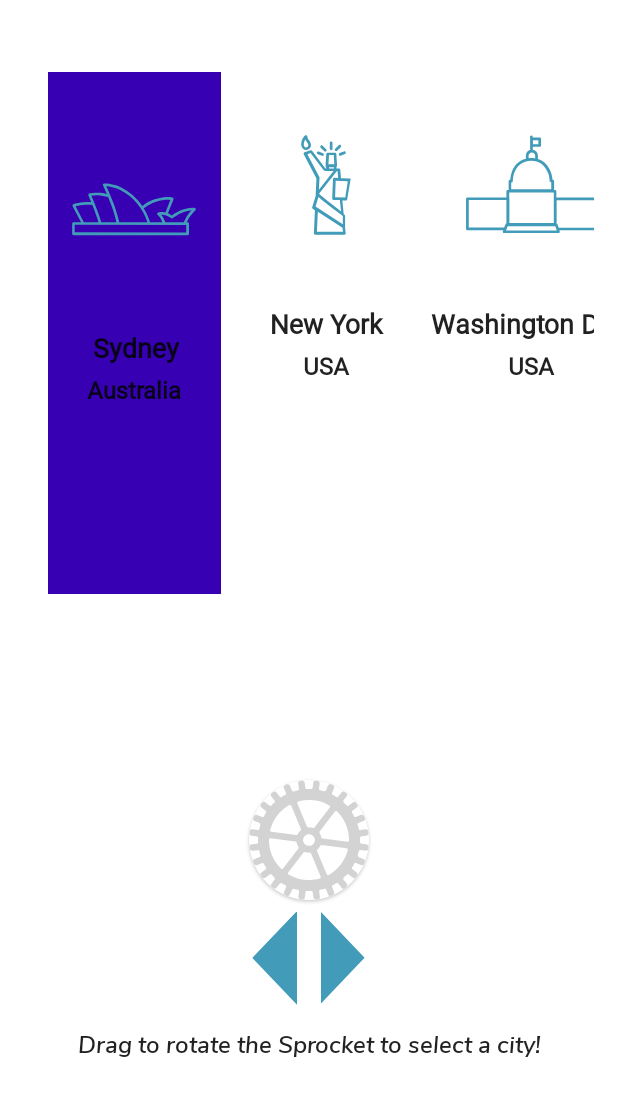
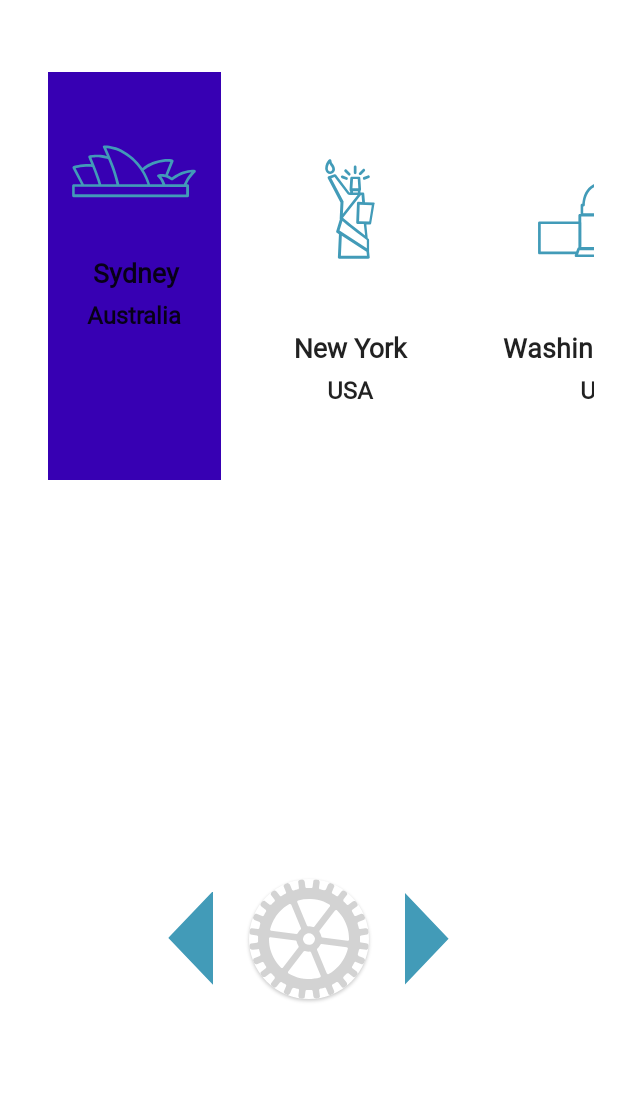
Before and after one commit to poppito/SprocketWeather, an Android app built with Jetpack Compose: the screen it shows after launch (MainActivity), after a tap on "Left", on a phone screen of 412 x 824 dp. Shown: the top 1096 px of the screen. Run offline under Robolectric (Android 15) with nearby library versions, the phone set to English and light mode, and no system bars; Roboto replaces fonts that are not available here.

Commit message:
fix issue with selection

```diff
--- a/app/src/main/java/com/example/androiddevchallenge/MainActivity.kt
+++ b/app/src/main/java/com/example/androiddevchallenge/MainActivity.kt
@@ -105,15 +105,36 @@ private fun Sprocket(
     selection: MutableState<Int>
 ) {
     val rotation = remember { mutableStateOf(0f) }
-    Column(
+    Row(
         modifier = Modifier
             .padding(16.dp)
             .fillMaxSize(),
-        horizontalAlignment = Alignment.CenterHorizontally
+        verticalAlignment = Alignment.CenterVertically,
+        horizontalArrangement = Arrangement.Center
     ) {
+        Image(
+            painter = painterResource(id = R.drawable.btn_left),
+            contentDescription = stringResource(
+                id = R.string.cd_btn_left
+            ),
+            modifier = Modifier
+                .clickable {
+                    if (selection.value > 0) {
+                        selection.value = selection.value - 1
+                        rotation.value = rotation.value - ROTATION_ANGLE
+                    }
+                    coroutineScope.launch {
+                        listState.scrollToItem(
+                            index = selection.value
+                        )
+                    }
+                }
+                .padding(8.dp)
+        )
         Card(
             modifier = Modifier
                 .rotate(rotation.value)
+                .padding(16.dp)
                 .clickable(
                     onClick = {
                         // TODO
@@ -126,27 +147,6 @@ private fun Sprocket(
                 contentDescription = stringResource(id = R.string.cd_sprocket)
             )
         }
-
-        Row {
-            Image(
-                painter = painterResource(id = R.drawable.btn_left),
-                contentDescription = stringResource(
-                    id = R.string.cd_btn_left
-                ),
-                modifier = Modifier
-                    .clickable {
-                        if (selection.value > 0) {
-                            selection.value = selection.value - 1
-                            rotation.value = rotation.value - ROTATION_ANGLE
-                        }
-                        coroutineScope.launch {
-                            listState.animateScrollToItem(
-                                index = selection.value
-                            )
-                        }
-                    }
-                    .padding(8.dp)
-            )
         Image(
             painter = painterResource(id = R.drawable.btn_right),
             contentDescription = stringResource(
@@ -165,16 +165,6 @@ private fun Sprocket(
                     }
                 }
                 .padding(8.dp)
-            )
-        }
-
-        Text(
-            text = stringResource(id = R.string.txt_sprocket_instructions),
-            modifier = Modifier
-                .padding(top = 8.dp)
-                .fillMaxWidth(),
-            textAlign = TextAlign.Center,
-            style = MaterialTheme.typography.caption
         )
     }
 }
@@ -206,7 +196,7 @@ private fun City(data: Models.CityItem, selected: Boolean = false) {
     Column(
         modifier = Modifier
             .fillMaxWidth()
-            .fillMaxHeight(0.5f)
+            .fillMaxHeight(0.4f)
             .padding(16.dp),
         horizontalAlignment = Alignment.CenterHorizontally
     ) {
@@ -216,6 +206,43 @@ private fun City(data: Models.CityItem, selected: Boolean = false) {
                     .fillMaxSize()
                     .background(color = MaterialTheme.colors.primaryVariant)
             ) {
+                Column(
+                    Modifier
+                        .padding(16.dp)
+                        .fillMaxSize()
+                        .fillMaxHeight(),
+                    horizontalAlignment = Alignment.CenterHorizontally
+                ) {
+                    Image(
+                        painter = painterResource(id = data.img),
+                        contentDescription = stringResource(id = R.string.cd_city_img, data.name),
+                        contentScale = ContentScale.Fit,
+                        modifier = Modifier
+                            .fillMaxWidth(0.8f)
+                            .height(100.dp)
+                            .zIndex(1f)
+                    )
+                    Text(
+                        text = data.name.capitalCase(),
+                        modifier = Modifier
+                            .padding(top = 8.dp)
+                            .fillMaxWidth()
+                            .zIndex(1f),
+                        textAlign = TextAlign.Center,
+                        style = MaterialTheme.typography.h1
+                    )
+                    Text(
+                        text = data.country.capitalCase(),
+                        modifier = Modifier
+                            .padding(top = 8.dp)
+                            .fillMaxWidth()
+                            .zIndex(1f),
+                        textAlign = TextAlign.Center,
+                        style = MaterialTheme.typography.h2
+                    )
+                }
+            }
+        } else {
             Column(
                 Modifier
                     .padding(16.dp)
@@ -252,35 +279,6 @@ private fun City(data: Models.CityItem, selected: Boolean = false) {
                 )
             }
         }
-        } else {
-            Image(
-                painter = painterResource(id = data.img),
-                contentDescription = stringResource(id = R.string.cd_city_img, data.name),
-                contentScale = ContentScale.Fit,
-                modifier = Modifier
-                    .fillMaxWidth(0.8f)
-                    .height(150.dp)
-                    .zIndex(1f)
-            )
-            Text(
-                text = data.name.capitalCase(),
-                modifier = Modifier
-                    .padding(top = 8.dp)
-                    .fillMaxWidth()
-                    .zIndex(1f),
-                textAlign = TextAlign.Center,
-                style = MaterialTheme.typography.h1
-            )
-            Text(
-                text = data.country.capitalCase(),
-                modifier = Modifier
-                    .padding(top = 8.dp)
-                    .fillMaxWidth()
-                    .zIndex(1f),
-                textAlign = TextAlign.Center,
-                style = MaterialTheme.typography.h2
-            )
-        }
     }
 }
 
--- a/app/src/main/res/values/strings.xml
+++ b/app/src/main/res/values/strings.xml
@@ -12,7 +12,6 @@
     <string name="app_name">Sprocket Weather</string>
     <string name="cd_city_img">Forecast for %1$s</string>
     <string name="cd_sprocket">Drag right to rotate</string>
-    <string name="txt_sprocket_instructions">Drag to rotate the Sprocket to select a city!</string>
     <string name="txt_selected">Selected</string>
     <string name="cd_btn_left">Left</string>
     <string name="cd_btn_right">Right</string>
```
Lines whose indentation alone changed are shown as unchanged.
